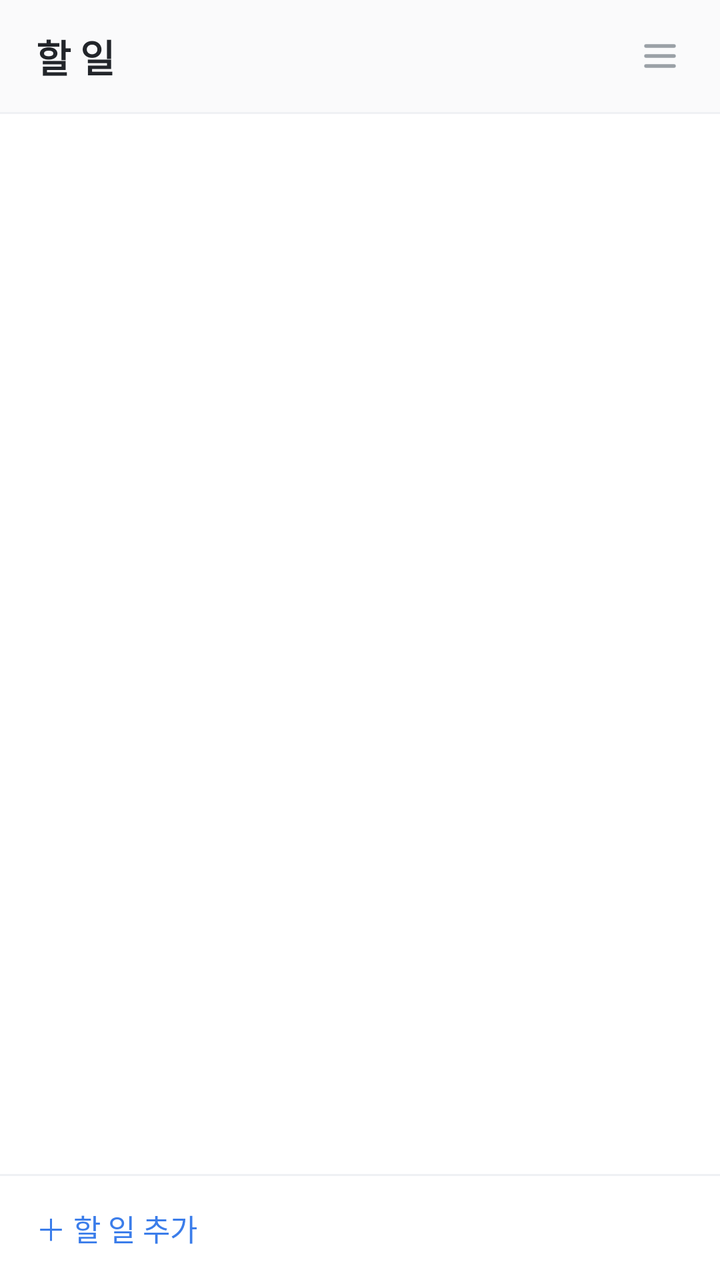
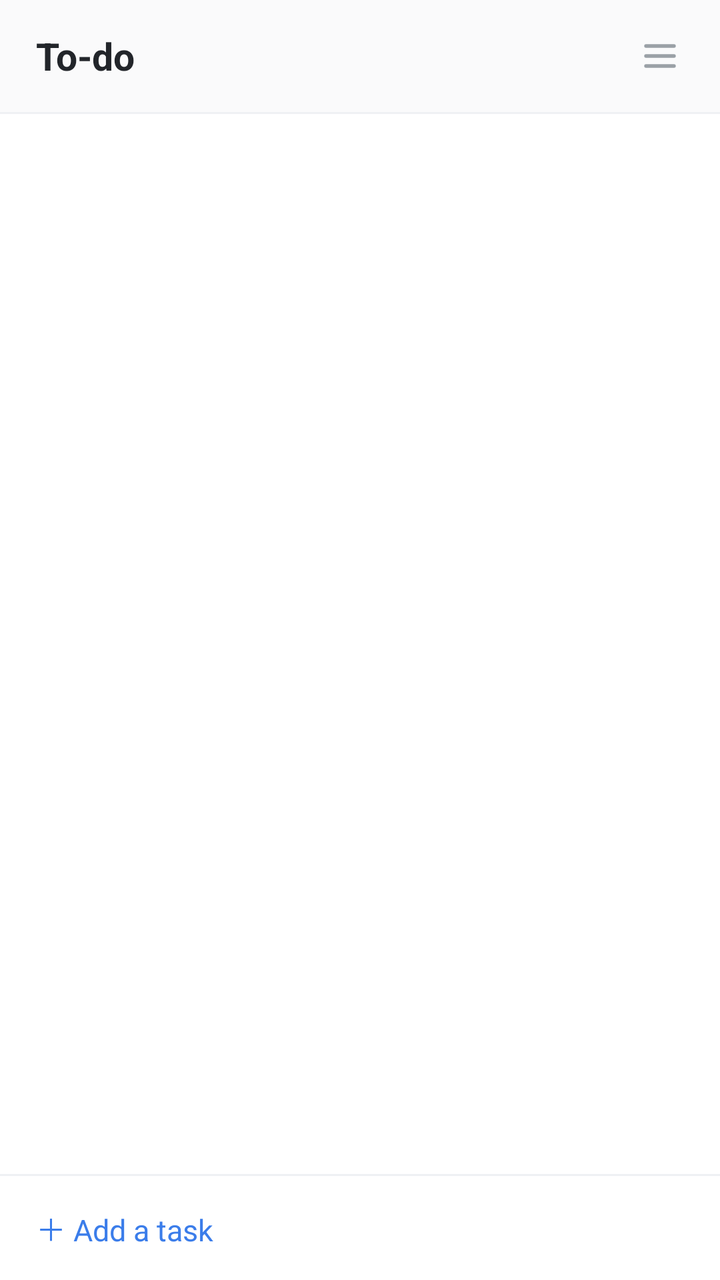

The first picture is an Android layout as it rendered before a commit; the second is the same layout after the commit. The layout source and the unified diff follow.
<!-- AndroidManifest.xml: application theme AppTheme -->
<!-- res/layout/activity_main.xml -->
<?xml version="1.0" encoding="utf-8"?>
<LinearLayout xmlns:android="http://schemas.android.com/apk/res/android"
    android:layout_width="match_parent"
    android:layout_height="match_parent"
    android:orientation="vertical"
    android:background="@color/bg"
    android:fitsSystemWindows="true">

    <LinearLayout
        android:layout_width="match_parent"
        android:layout_height="56dp"
        android:orientation="horizontal"
        android:gravity="center_vertical"
        android:background="@color/head"
        android:paddingStart="18dp"
        android:paddingEnd="8dp">

        <TextView
            android:id="@+id/title"
            android:layout_width="wrap_content"
            android:layout_height="wrap_content"
            android:text="@string/app_name"
            android:textColor="@color/text"
            android:textSize="19sp"
            android:textStyle="bold" />

        <TextView
            android:id="@+id/count"
            android:layout_width="0dp"
            android:layout_height="wrap_content"
            android:layout_weight="1"
            android:layout_marginStart="8dp"
            android:textColor="@color/muted"
            android:textSize="14sp" />

        <ImageView
            android:id="@+id/menu"
            android:layout_width="44dp"
            android:layout_height="44dp"
            android:padding="10dp"
            android:background="@drawable/ripple_round"
            android:src="@drawable/ic_menu"
            android:contentDescription="@string/archive" />
    </LinearLayout>

    <View
        android:layout_width="match_parent"
        android:layout_height="1dp"
        android:background="@color/divider" />

    <FrameLayout
        android:layout_width="match_parent"
        android:layout_height="0dp"
        android:layout_weight="1">

        <androidx.recyclerview.widget.RecyclerView
            android:id="@+id/list"
            android:layout_width="match_parent"
            android:layout_height="match_parent"
            android:clipToPadding="false"
            android:paddingBottom="8dp" />

        <TextView
            android:id="@+id/empty"
            android:layout_width="match_parent"
            android:layout_height="match_parent"
            android:gravity="center"
            android:text="@string/empty"
            android:textColor="@color/muted"
            android:textSize="15sp"
            android:visibility="gone" />
    </FrameLayout>

    <View
        android:layout_width="match_parent"
        android:layout_height="1dp"
        android:background="@color/divider" />

    <TextView
        android:id="@+id/add"
        android:layout_width="match_parent"
        android:layout_height="52dp"
        android:gravity="center_vertical"
        android:paddingStart="18dp"
        android:paddingEnd="18dp"
        android:background="@drawable/ripple_rect"
        android:text="@string/add_bar"
        android:textColor="@color/accent"
        android:textSize="15sp" />
</LinearLayout>
<!-- resources referenced by this layout -->
<resources>
  <color name="accent">#FF3B7DEA</color>
  <color name="bg">#FFFFFFFF</color>
  <color name="divider">#FFEFF1F4</color>
  <color name="head">#FFFAFAFB</color>
  <color name="muted">#FF9AA0A6</color>
  <color name="text">#FF22252A</color>
  <!-- drawable ic_menu (drawable) -->
  <vector xmlns:android="http://schemas.android.com/apk/res/android"
      android:width="24dp" android:height="24dp"
      android:viewportWidth="24" android:viewportHeight="24">
      <path android:pathData="M5,7H19M5,12H19M5,17H19"
          android:strokeColor="@color/muted"
          android:strokeWidth="1.8"
          android:strokeLineCap="round"
          android:fillColor="#00000000" />
  </vector>
  <!-- drawable ripple_rect (drawable) -->
  <?xml version="1.0" encoding="utf-8"?>
  <ripple xmlns:android="http://schemas.android.com/apk/res/android"
      android:color="#22808080">
      <item android:id="@android:id/mask">
          <shape android:shape="rectangle">
              <solid android:color="#FFFFFFFF" />
              <corners android:radius="10dp" />
          </shape>
      </item>
  </ripple>
  <!-- drawable ripple_round (drawable) -->
  <?xml version="1.0" encoding="utf-8"?>
  <ripple xmlns:android="http://schemas.android.com/apk/res/android"
      android:color="#33808080">
      <item android:id="@android:id/mask">
          <shape android:shape="oval">
              <solid android:color="#FFFFFFFF" />
          </shape>
      </item>
  </ripple>
  <string name="add_bar">＋  할 일 추가</string>
  <string name="app_name">할 일</string>
  <string name="archive">보관함</string>
  <string name="empty">할 일이 없습니다</string>
  <style name="AppTheme" parent="Theme.AppCompat.DayNight.NoActionBar">
          <item name="colorAccent">@color/accent</item>
          <item name="android:windowBackground">@color/bg</item>
          <item name="android:statusBarColor">@color/head</item>
          <item name="android:textColorPrimary">@color/text</item>
      </style>
</resources>

<!-- the commit's change to res/layout/activity_main.xml (unified diff, before → after) -->
@@ -19,7 +19,7 @@
             android:id="@+id/title"
             android:layout_width="wrap_content"
             android:layout_height="wrap_content"
-            android:text="@string/app_name"
+            android:text="@string/header_title"
             android:textColor="@color/text"
             android:textSize="19sp"
             android:textStyle="bold" />
<!-- resource entries referenced after the edit -->
@@ -37,10 +37,10 @@
           </shape>
       </item>
   </ripple>
-  <string name="add_bar">＋  할 일 추가</string>
-  <string name="app_name">할 일</string>
-  <string name="archive">보관함</string>
-  <string name="empty">할 일이 없습니다</string>
+  <string name="add_bar">＋  Add a task</string>
+  <string name="archive">Archive</string>
+  <string name="empty">Nothing to do</string>
+  <string name="header_title">To-do</string>
   <style name="AppTheme" parent="Theme.AppCompat.DayNight.NoActionBar">
           <item name="colorAccent">@color/accent</item>
           <item name="android:windowBackground">@color/bg</item>
